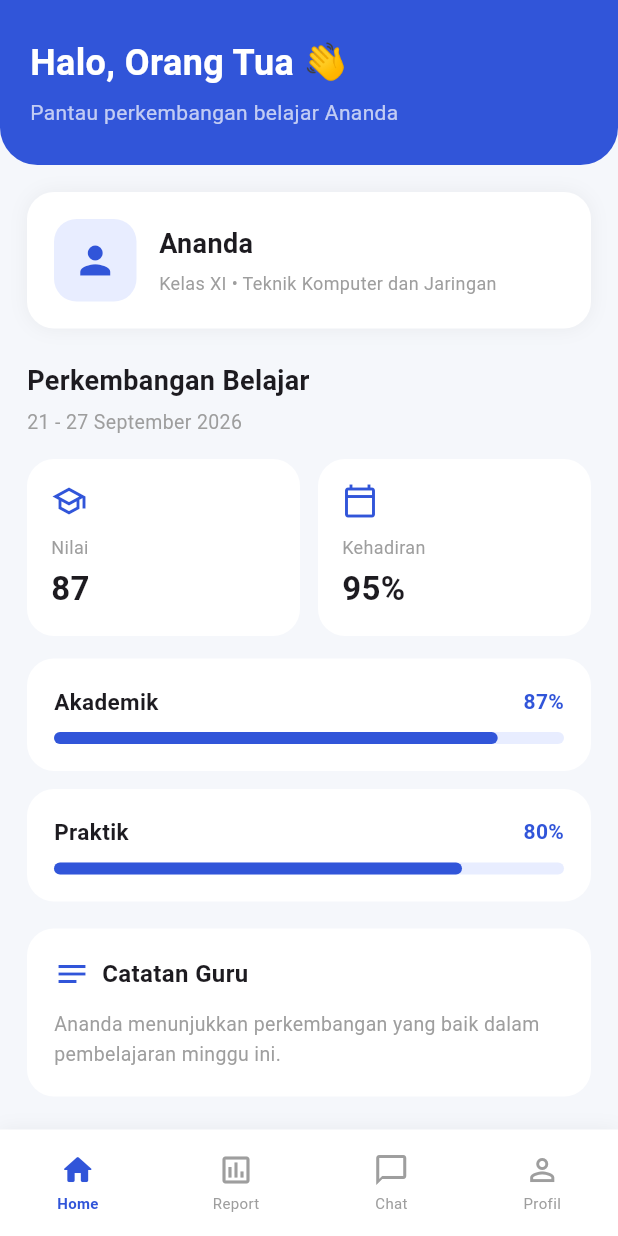
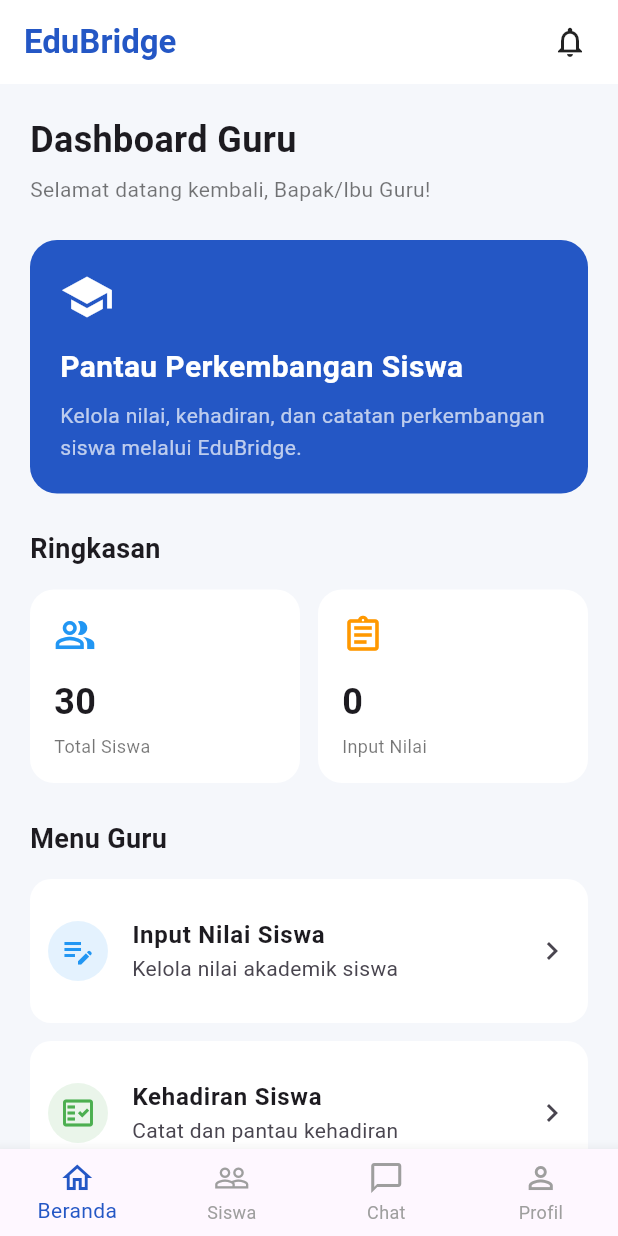
Before and after one commit to muutiararagil27/edubridge, a Flutter app: the screen it shows after launch, on a phone screen of 412 x 824 dp. Run offline on Flutter 3.47's test engine with Material 3 defaults, Android fonts, the phone set to English and light mode, and no system bars.

Commit message:
Menambahkan Tampilan Dashboard Guru

```diff
--- a/lib/main.dart
+++ b/lib/main.dart
@@ -1,5 +1,6 @@
+
 import 'package:flutter/material.dart';
-import 'screen/home_screen.dart';
+import 'screen/teacher_home_screen.dart';
 
 void main() {
   runApp(const EduBridgeApp());
@@ -13,7 +14,7 @@ class EduBridgeApp extends StatelessWidget {
     return MaterialApp(
       debugShowCheckedModeBanner: false,
       title: 'EduBridge',
-      home: const HomeScreen(),
+      home: const TeacherHomeScreen(),
     );
   }
 }
--- /dev/null
+++ b/lib/screen/teacher_home_screen.dart
@@ -0,0 +1,259 @@
+
+import 'package:flutter/material.dart';
+
+class TeacherHomeScreen extends StatelessWidget {
+  const TeacherHomeScreen({super.key});
+
+  @override
+  Widget build(BuildContext context) {
+    return Scaffold(
+      backgroundColor: const Color(0xFFF5F7FB),
+      appBar: AppBar(
+        backgroundColor: Colors.white,
+        elevation: 0,
+        title: const Text(
+          'EduBridge',
+          style: TextStyle(
+            color: Color(0xFF2457C5),
+            fontWeight: FontWeight.bold,
+          ),
+        ),
+        actions: [
+          IconButton(
+            onPressed: () {},
+            icon: const Icon(
+              Icons.notifications_none,
+              color: Colors.black87,
+            ),
+          ),
+          const SizedBox(width: 8),
+        ],
+      ),
+      body: ListView(
+        padding: const EdgeInsets.all(20),
+        children: [
+          const Text(
+            'Dashboard Guru',
+            style: TextStyle(
+              fontSize: 24,
+              fontWeight: FontWeight.bold,
+            ),
+          ),
+          const SizedBox(height: 6),
+          const Text(
+            'Selamat datang kembali, Bapak/Ibu Guru!',
+            style: TextStyle(color: Colors.black54),
+          ),
+          const SizedBox(height: 24),
+
+          Container(
+            padding: const EdgeInsets.all(20),
+            decoration: BoxDecoration(
+              color: const Color(0xFF2457C5),
+              borderRadius: BorderRadius.circular(18),
+            ),
+            child: const Column(
+              crossAxisAlignment: CrossAxisAlignment.start,
+              children: [
+                Icon(
+                  Icons.school,
+                  color: Colors.white,
+                  size: 36,
+                ),
+                SizedBox(height: 14),
+                Text(
+                  'Pantau Perkembangan Siswa',
+                  style: TextStyle(
+                    color: Colors.white,
+                    fontSize: 20,
+                    fontWeight: FontWeight.bold,
+                  ),
+                ),
+                SizedBox(height: 8),
+                Text(
+                  'Kelola nilai, kehadiran, dan catatan '
+                  'perkembangan siswa melalui EduBridge.',
+                  style: TextStyle(
+                    color: Colors.white70,
+                    height: 1.5,
+                  ),
+                ),
+              ],
+            ),
+          ),
+          const SizedBox(height: 24),
+
+          const Text(
+            'Ringkasan',
+            style: TextStyle(
+              fontSize: 18,
+              fontWeight: FontWeight.bold,
+            ),
+          ),
+          const SizedBox(height: 14),
+
+          Row(
+            children: [
+              Expanded(
+                child: _summaryCard(
+                  icon: Icons.people_alt_outlined,
+                  title: 'Total Siswa',
+                  value: '30',
+                  color: Colors.blue,
+                ),
+              ),
+              const SizedBox(width: 12),
+              Expanded(
+                child: _summaryCard(
+                  icon: Icons.assignment_outlined,
+                  title: 'Input Nilai',
+                  value: '0',
+                  color: Colors.orange,
+                ),
+              ),
+            ],
+          ),
+          const SizedBox(height: 24),
+
+          const Text(
+            'Menu Guru',
+            style: TextStyle(
+              fontSize: 18,
+              fontWeight: FontWeight.bold,
+            ),
+          ),
+          const SizedBox(height: 14),
+
+          _menuCard(
+            context,
+            icon: Icons.edit_note,
+            title: 'Input Nilai Siswa',
+            subtitle: 'Kelola nilai akademik siswa',
+            color: Colors.blue,
+          ),
+          _menuCard(
+            context,
+            icon: Icons.fact_check_outlined,
+            title: 'Kehadiran Siswa',
+            subtitle: 'Catat dan pantau kehadiran',
+            color: Colors.green,
+          ),
+          _menuCard(
+            context,
+            icon: Icons.sticky_note_2_outlined,
+            title: 'Catatan Perkembangan',
+            subtitle: 'Tambahkan catatan perilaku siswa',
+            color: Colors.orange,
+          ),
+          _menuCard(
+            context,
+            icon: Icons.bar_chart,
+            title: 'Laporan Siswa',
+            subtitle: 'Lihat ringkasan perkembangan siswa',
+            color: Colors.purple,
+          ),
+        ],
+      ),
+      bottomNavigationBar: BottomNavigationBar(
+        type: BottomNavigationBarType.fixed,
+        currentIndex: 0,
+        selectedItemColor: const Color(0xFF2457C5),
+        unselectedItemColor: Colors.grey,
+        items: const [
+          BottomNavigationBarItem(
+            icon: Icon(Icons.home_outlined),
+            label: 'Beranda',
+          ),
+          BottomNavigationBarItem(
+            icon: Icon(Icons.people_outline),
+            label: 'Siswa',
+          ),
+          BottomNavigationBarItem(
+            icon: Icon(Icons.chat_bubble_outline),
+            label: 'Chat',
+          ),
+          BottomNavigationBarItem(
+            icon: Icon(Icons.person_outline),
+            label: 'Profil',
+          ),
+        ],
+      ),
+    );
+  }
+
+  static Widget _summaryCard({
+    required IconData icon,
+    required String title,
+    required String value,
+    required Color color,
+  }) {
+    return Container(
+      padding: const EdgeInsets.all(16),
+      decoration: BoxDecoration(
+        color: Colors.white,
+        borderRadius: BorderRadius.circular(16),
+      ),
+      child: Column(
+        crossAxisAlignment: CrossAxisAlignment.start,
+        children: [
+          Icon(icon, color: color, size: 28),
+          const SizedBox(height: 14),
+          Text(
+            value,
+            style: const TextStyle(
+              fontSize: 24,
+              fontWeight: FontWeight.bold,
+            ),
+          ),
+          const SizedBox(height: 4),
+          Text(
+            title,
+            style: const TextStyle(
+              color: Colors.black54,
+              fontSize: 12,
+            ),
+          ),
+        ],
+      ),
+    );
+  }
+
+  static Widget _menuCard(
+    BuildContext context, {
+    required IconData icon,
+    required String title,
+    required String subtitle,
+    required Color color,
+  }) {
+    return Card(
+      color: Colors.white,
+      elevation: 0,
+      margin: const EdgeInsets.only(bottom: 12),
+      shape: RoundedRectangleBorder(
+        borderRadius: BorderRadius.circular(14),
+      ),
+      child: ListTile(
+        contentPadding: const EdgeInsets.all(12),
+        leading: CircleAvatar(
+          backgroundColor: color.withValues(alpha: 0.12),
+          child: Icon(icon, color: color),
+        ),
+        title: Text(
+          title,
+          style: const TextStyle(fontWeight: FontWeight.w600),
+        ),
+        subtitle: Text(subtitle),
+        trailing: const Icon(Icons.chevron_right),
+        onTap: () {
+          ScaffoldMessenger.of(context).showSnackBar(
+            SnackBar(
+              content: Text(
+                '$title belum tersedia.',
+              ),
+            ),
+          );
+        },
+      ),
+    );
+  }
+}
```
